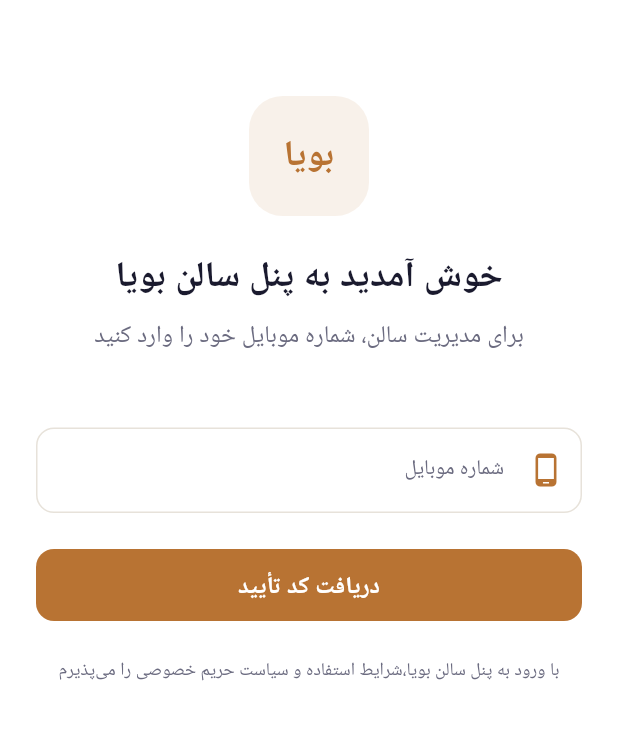
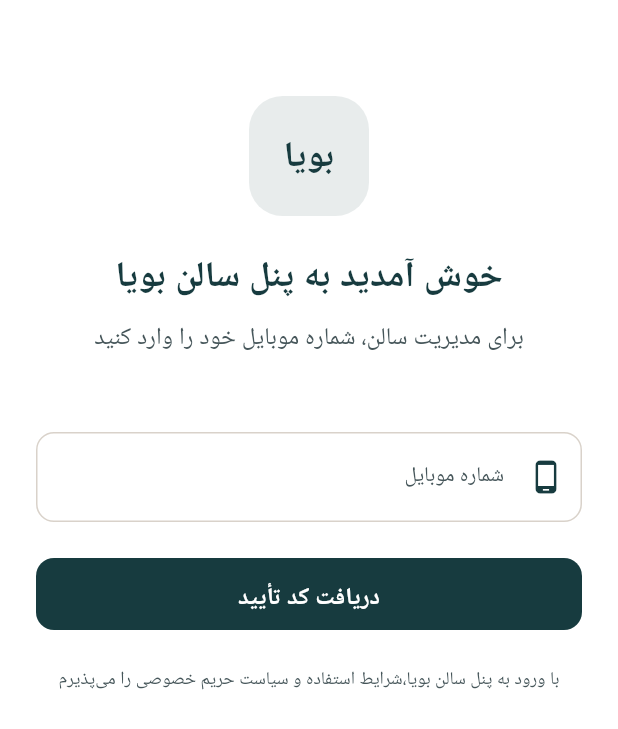
Before and after one commit to nasiricarpet54/boya_app, a Flutter app: the screen it shows after launch, on a phone screen of 412 x 824 dp. Shown: the top 729 px of the screen. Run offline on Flutter 3.47's test engine with Material 3 defaults, Android fonts, the phone set to English and light mode, and no system bars; our stand-ins replace cached_network_image, dio, fl_chart, flutter_riverpod, flutter_secure_storage, geolocator and 4 more; missing offline and left inert: parsi_datetime_picker; Roboto replaces fonts that are missing (Vazirmatn).

Commit message:
feat: phase 4 flutter shared package and brand identity UI tokens
- Update `boya_colors.dart` and `boya_typography.dart` to adhere to exact UI styling tokens based on Boya's Brand Guidelines.
- Resolve severe dependency mismatches across Flutter submodules locking riverpod & json_annotation libraries correctly down to compatible boundaries under SDK < 4.0.0.
- Re-architect API Client in `customer_app` fixing lint and syntax compiler exceptions.
- Add baseline modular `BoyaButton` and `BoyaMainScaffold` widgets for scalable component reuse.

Co-authored-by: nasiricarpet <129504573+nasiricarpet@users.noreply.github.com>

```diff
--- a/mobile/shared/lib/theme/boya_colors.dart
+++ b/mobile/shared/lib/theme/boya_colors.dart
@@ -2,26 +2,27 @@ import 'package:flutter/material.dart';
 
 /// BOYA color tokens. Do not repeat raw hex values in widgets.
 abstract final class BoyaColors {
-  static const Color primary = Color(0xFFB87333);
-  static const Color primaryHover = Color(0xFFA3642C);
-  static const Color primaryPressed = Color(0xFF8C5526);
-  static const Color primarySubtle = Color(0xFFF8F1EA);
+  static const Color primary = Color(0xFF173B3F);
+  static const Color primaryHover = Color(0xFF133235);
+  static const Color primaryPressed = Color(0xFF0F2629);
+  static const Color primarySubtle = Color(0xFFE8ECEC);
 
-  static const Color rose = Color(0xFFE8B4A0);
-  static const Color sage = Color(0xFF7C9A7E);
+  static const Color rose = Color(0xFFD9A2B0);
+  static const Color silkPink = Color(0xFFE6B5C0);
+  static const Color sage = Color(0xFF6F9A8D);
 
-  static const Color ink = Color(0xFF1A1A2E);
-  static const Color inkMuted = Color(0xFF6B6B80);
-  static const Color cream = Color(0xFFFAF7F2);
+  static const Color ink = Color(0xFF173B3F);
+  static const Color inkMuted = Color(0xFF46565A);
+  static const Color cream = Color(0xFFF7F3EE);
   static const Color surface = Color(0xFFFFFFFF);
-  static const Color line = Color(0xFFE7E2DA);
+  static const Color line = Color(0xFFD9D2CA);
   static const Color white = Color(0xFFFFFFFF);
 
-  static const Color success = Color(0xFF2E7D32);
+  static const Color success = Color(0xFF6F9A8D);
   static const Color successSubtle = Color(0xFFE8F5E9);
-  static const Color warning = Color(0xFFED6C02);
+  static const Color warning = Color(0xFFC99558);
   static const Color warningSubtle = Color(0xFFFFF4E5);
-  static const Color error = Color(0xFFD32F2F);
+  static const Color error = Color(0xFFB35D67);
   static const Color errorSubtle = Color(0xFFFDECEA);
   static const Color info = Color(0xFF0288D1);
   static const Color infoSubtle = Color(0xFFE3F4FC);
--- a/mobile/shared/lib/theme/boya_theme.dart
+++ b/mobile/shared/lib/theme/boya_theme.dart
@@ -39,7 +39,7 @@ abstract final class BoyaTheme {
           foregroundColor: BoyaColors.white,
           minimumSize: const Size.fromHeight(48),
           textStyle: BoyaTypography.body.copyWith(fontWeight: FontWeight.w600),
-          shape: RoundedRectangleBorder(borderRadius: BorderRadius.circular(12)),
+          shape: RoundedRectangleBorder(borderRadius: BorderRadius.circular(12.0)),
         ),
       ),
       inputDecorationTheme: InputDecorationTheme(
@@ -47,19 +47,19 @@ abstract final class BoyaTheme {
         contentPadding: const EdgeInsets.symmetric(horizontal: 16, vertical: 14),
         labelStyle: BoyaTypography.caption.copyWith(fontWeight: FontWeight.w500),
         border: OutlineInputBorder(
-          borderRadius: BorderRadius.circular(12),
+          borderRadius: BorderRadius.circular(12.0),
           borderSide: const BorderSide(color: BoyaColors.line),
         ),
         enabledBorder: OutlineInputBorder(
-          borderRadius: BorderRadius.circular(12),
+          borderRadius: BorderRadius.circular(12.0),
           borderSide: const BorderSide(color: BoyaColors.line),
         ),
         focusedBorder: OutlineInputBorder(
-          borderRadius: BorderRadius.circular(12),
+          borderRadius: BorderRadius.circular(12.0),
           borderSide: const BorderSide(color: BoyaColors.primary, width: 2),
         ),
         errorBorder: OutlineInputBorder(
-          borderRadius: BorderRadius.circular(12),
+          borderRadius: BorderRadius.circular(12.0),
           borderSide: const BorderSide(color: BoyaColors.error),
         ),
       ),
@@ -67,7 +67,7 @@ abstract final class BoyaTheme {
         color: BoyaColors.surface,
         elevation: 0,
         margin: EdgeInsets.zero,
-        shape: RoundedRectangleBorder(borderRadius: BorderRadius.circular(16)),
+        shape: RoundedRectangleBorder(borderRadius: BorderRadius.circular(20.0)),
       ),
       dividerColor: BoyaColors.line,
     );
--- a/mobile/shared/lib/theme/boya_typography.dart
+++ b/mobile/shared/lib/theme/boya_typography.dart
@@ -12,7 +12,7 @@ abstract final class BoyaTypography {
     fontFamilyFallback: fontFamilyFallback,
     fontSize: 32,
     fontWeight: FontWeight.w700,
-    height: 1.4,
+    height: 1.35,
     color: BoyaColors.ink,
   );
 
@@ -21,7 +21,7 @@ abstract final class BoyaTypography {
     fontFamilyFallback: fontFamilyFallback,
     fontSize: 24,
     fontWeight: FontWeight.w700,
-    height: 1.4,
+    height: 1.35,
     color: BoyaColors.ink,
   );
 
@@ -30,7 +30,7 @@ abstract final class BoyaTypography {
     fontFamilyFallback: fontFamilyFallback,
     fontSize: 20,
     fontWeight: FontWeight.w600,
-    height: 1.5,
+    height: 1.35,
     color: BoyaColors.ink,
   );
 
@@ -39,7 +39,7 @@ abstract final class BoyaTypography {
     fontFamilyFallback: fontFamilyFallback,
     fontSize: 16,
     fontWeight: FontWeight.w400,
-    height: 1.6,
+    height: 1.8,
     color: BoyaColors.ink,
   );
 
@@ -48,7 +48,7 @@ abstract final class BoyaTypography {
     fontFamilyFallback: fontFamilyFallback,
     fontSize: 14,
     fontWeight: FontWeight.w400,
-    height: 1.5,
+    height: 1.35,
     color: BoyaColors.inkMuted,
   );
 
@@ -57,7 +57,7 @@ abstract final class BoyaTypography {
     fontFamilyFallback: fontFamilyFallback,
     fontSize: 12,
     fontWeight: FontWeight.w500,
-    height: 1.4,
+    height: 1.35,
     color: BoyaColors.inkMuted,
   );
 
```
Also changed, not shown: 1 other file.
